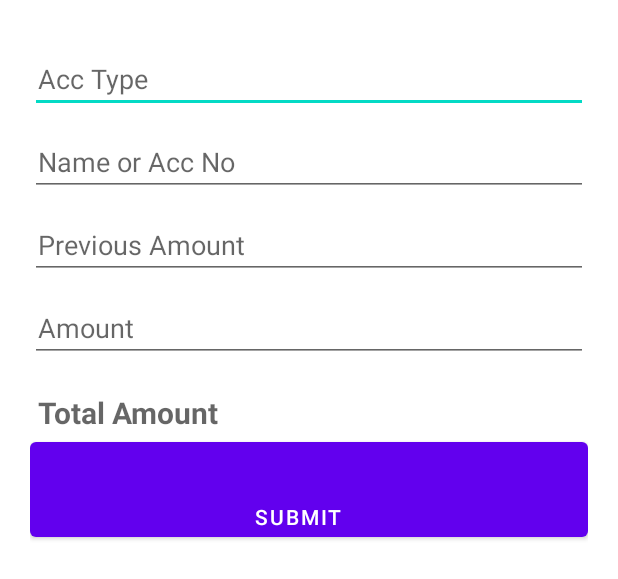
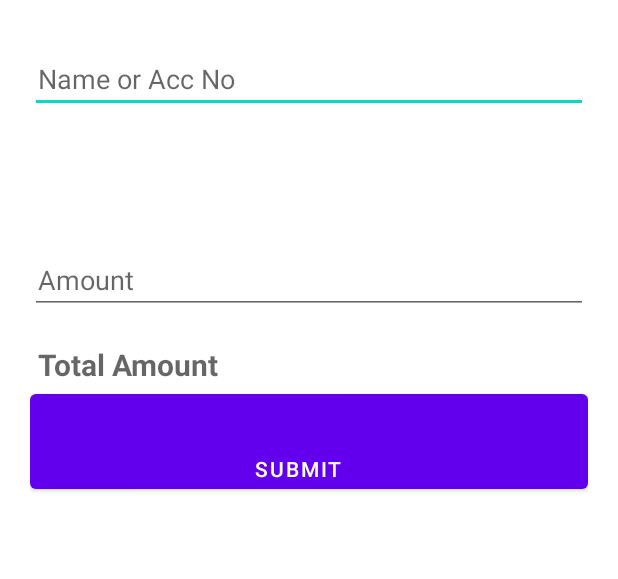
Before and after one commit to NiteenRC/pigmy-machine, an Android app: the layout activity_main.xml on its own in the app's theme, with its tools: preview values and no code run, on a phone screen of 412 x 824 dp. Shown: the top 579 px of the screen. Run offline under Robolectric (Android 15) with nearby library versions, the phone set to English and light mode, and no system bars.

```diff
--- a/app/src/main/res/layout/activity_main.xml
+++ b/app/src/main/res/layout/activity_main.xml
@@ -9,30 +9,28 @@
     tools:context=".MainActivity">
 
     <AutoCompleteTextView
-        android:id="@+id/accountType"
-        android:layout_width="match_parent"
-        android:layout_height="wrap_content"
-        android:hint="@string/acc_type"
-        android:paddingStart="5dp"
-        android:paddingTop="20dp"
-        android:paddingEnd="20dp" />
-
-    <AutoCompleteTextView
         android:id="@+id/autoCompleteTextView1"
         android:layout_width="match_parent"
         android:layout_height="wrap_content"
-        android:layout_below="@+id/accountType"
         android:hint="@string/name_or_acc_no"
         android:paddingStart="5dp"
         android:paddingTop="20dp"
         android:paddingEnd="20dp" />
 
-    <EditText
+    <TextView
+        android:id="@+id/accountType"
+        android:layout_width="match_parent"
+        android:layout_height="wrap_content"
+        android:layout_below="@+id/autoCompleteTextView1"
+        android:paddingStart="5dp"
+        android:paddingTop="20dp"
+        android:paddingEnd="20dp" />
+
+    <TextView
         android:id="@+id/number1_edit_text"
         android:layout_width="match_parent"
         android:layout_height="wrap_content"
-        android:layout_below="@+id/autoCompleteTextView1"
-        android:hint="@string/previous_amount"
+        android:layout_below="@+id/accountType"
         android:paddingStart="5dp"
         android:paddingTop="20dp"
         android:paddingEnd="20dp" />
```
Also changed, not shown: app/src/main/java/com/example/pigmy/MainActivity.java (+47 -12 lines).
